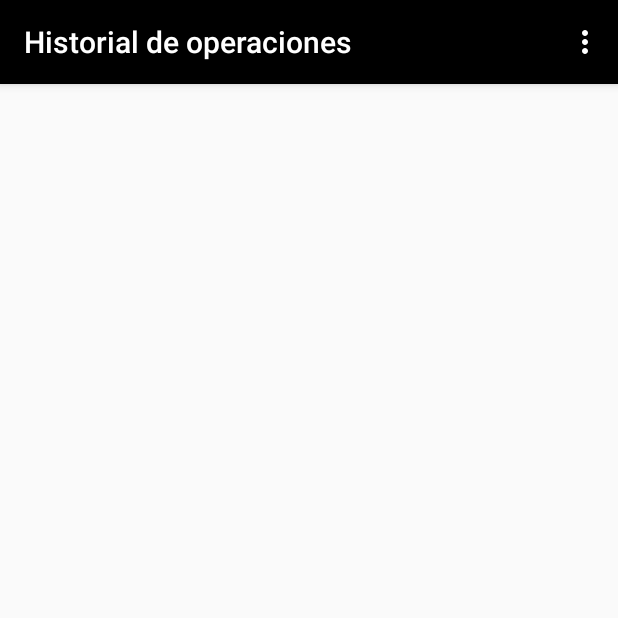
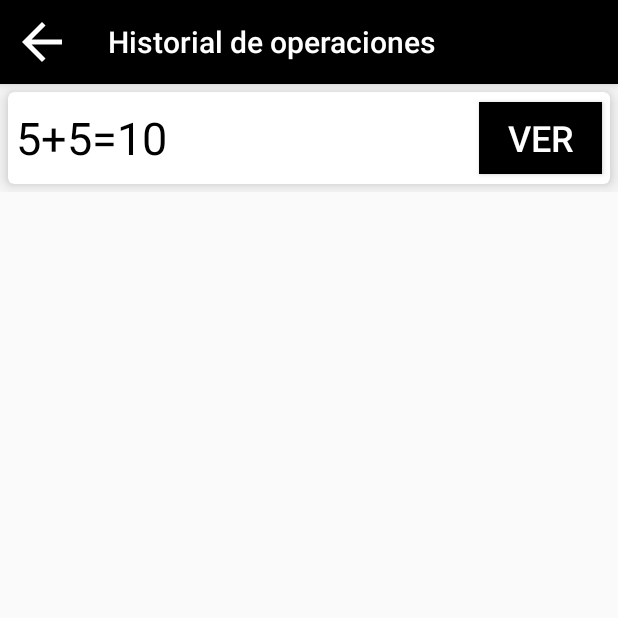
Before and after one commit to LeandroLescano/Calculadora-auditiva-app, an Android app: the screen it shows after launch (HistorialOperaciones), in the options menu, after a tap on "Historial de operaciones", on a phone screen of 412 x 824 dp, the top half of it. Run offline under Robolectric (Android 15) with nearby library versions, the phone set to English and light mode, and no system bars.

Commit message:
Flecha hacia atras y menu sin mostrar en historial, agregado el adapter del historial de operaciones

```diff
--- a/app/build.gradle
+++ b/app/build.gradle
@@ -26,9 +26,11 @@ dependencies {
     implementation fileTree(dir: "libs", include: ["*.jar"])
     implementation 'androidx.appcompat:appcompat:1.2.0'
     implementation 'com.google.android.material:material:1.2.1'
+    implementation 'androidx.lifecycle:lifecycle-extensions:2.2.0'
     implementation 'androidx.constraintlayout:constraintlayout:2.0.1'
     implementation 'androidx.navigation:navigation-fragment:2.3.0'
     implementation 'androidx.navigation:navigation-ui:2.3.0'
+    implementation 'com.android.support:cardview-v7:28.0.0'
     implementation 'androidx.gridlayout:gridlayout:1.0.0'
     testImplementation 'junit:junit:4.12'
     androidTestImplementation 'androidx.test.ext:junit:1.1.2'
--- a/app/src/main/java/utn/frgp/tusi/tpintegrador_grupo7/CalculadoraBasica.java
+++ b/app/src/main/java/utn/frgp/tusi/tpintegrador_grupo7/CalculadoraBasica.java
@@ -112,6 +112,14 @@ public class CalculadoraBasica extends AppCompatActivity {
     }
 
     @Override
+    public boolean onPrepareOptionsMenu(Menu menu){
+        MenuItem item= menu.findItem(R.id.action_basica);
+        item.setVisible(false);
+        super.onPrepareOptionsMenu(menu);
+        return true;
+    }
+
+    @Override
     public boolean onOptionsItemSelected(MenuItem item) {
         // Handle action bar item clicks here. The action bar will
         // automatically handle clicks on the Home/Up button, so long
--- a/app/src/main/java/utn/frgp/tusi/tpintegrador_grupo7/CalculadoraCientifica.java
+++ b/app/src/main/java/utn/frgp/tusi/tpintegrador_grupo7/CalculadoraCientifica.java
@@ -127,6 +127,14 @@ public class CalculadoraCientifica extends AppCompatActivity {
 
     }
 
+    @Override
+    public boolean onPrepareOptionsMenu(Menu menu){
+        MenuItem item= menu.findItem(R.id.action_cientifica);
+        item.setVisible(false);
+        super.onPrepareOptionsMenu(menu);
+        return true;
+    }
+
 
     @Override
     public boolean onCreateOptionsMenu(Menu menu) {
--- a/app/src/main/java/utn/frgp/tusi/tpintegrador_grupo7/HistorialOperaciones.java
+++ b/app/src/main/java/utn/frgp/tusi/tpintegrador_grupo7/HistorialOperaciones.java
@@ -4,23 +4,52 @@ import android.content.Intent;
 import android.os.Bundle;
 import android.view.Menu;
 import android.view.MenuItem;
+import android.view.View;
+import android.widget.GridView;
+import android.widget.Toast;
+
+import java.util.ArrayList;
 
 import androidx.appcompat.app.AppCompatActivity;
 import androidx.appcompat.widget.Toolbar;
+import utn.frgp.tusi.tpintegrador_grupo7.adapter.OperacionAdapter;
+import utn.frgp.tusi.tpintegrador_grupo7.dominio.Operacion;
 
 public class HistorialOperaciones extends AppCompatActivity {
+
+    private ArrayList<Operacion> operaciones;
+    private OperacionAdapter adapter;
+    private GridView grid;
 
     @Override
     protected void onCreate(Bundle savedInstanceState) {
         super.onCreate(savedInstanceState);
         setContentView(R.layout.activity_historial);
+        operaciones = new ArrayList<Operacion>();
+        operaciones.add(new Operacion(1, "5+5=10"));
+        adapter = new OperacionAdapter(this, operaciones);
+        grid = (GridView) findViewById(R.id.gv_operaciones);
+        grid.setAdapter(adapter);
+
+        Toolbar toolbar = findViewById(R.id.toolbar);
+        setSupportActionBar(toolbar);
+        toolbar.setNavigationIcon(R.drawable.ic_flecha_izq_menu);
+        invalidateOptionsMenu();
+        toolbar.setNavigationOnClickListener(new View.OnClickListener(){
+            @Override
+            public void onClick(View view){
+                finish();
+            }
+        });
     }
+
+
 
     @Override
     public boolean onCreateOptionsMenu(Menu menu) {
         // Inflate the menu; this adds items to the action bar if it is present.
-        getMenuInflater().inflate(R.menu.menu_main, menu);
-        return true;
+        //getMenuInflater().inflate(R.menu.menu_main, menu);
+        return false;
     }
 
     @Override
@@ -48,6 +77,7 @@ public class HistorialOperaciones extends AppCompatActivity {
             return true;
         }
 
+        finish();
         return super.onOptionsItemSelected(item);
     }
 }
--- /dev/null
+++ b/app/src/main/java/utn/frgp/tusi/tpintegrador_grupo7/adapter/OperacionAdapter.java
@@ -0,0 +1,54 @@
+package utn.frgp.tusi.tpintegrador_grupo7.adapter;
+
+import android.content.Context;
+import android.view.LayoutInflater;
+import android.view.View;
+import android.view.ViewGroup;
+import android.widget.BaseAdapter;
+import android.widget.TextView;
+
+import java.util.ArrayList;
+
+import utn.frgp.tusi.tpintegrador_grupo7.R;
+import utn.frgp.tusi.tpintegrador_grupo7.dominio.Operacion;
+
+
+public class OperacionAdapter extends BaseAdapter {
+
+    private ArrayList<Operacion> operaciones;
+    private Context context;
+
+    public OperacionAdapter(Context context, ArrayList<Operacion> operaciones){
+        this.context = context;
+        this.operaciones = operaciones;
+    }
+
+    @Override
+    public int getCount() {
+        return operaciones.size();
+    }
+
+    @Override
+    public Operacion getItem(int i) {
+        return operaciones.get(i);
+    }
+
+    @Override
+    public long getItemId(int i) {
+        return i;
+    }
+
+    @Override
+    public View getView(int position, View convertView, ViewGroup parent) {
+        LayoutInflater inflater = LayoutInflater.from(parent.getContext());
+        View view = convertView;
+        if(convertView == null){
+            view = inflater.inflate(R.layout.card_template, null);
+        }
+
+        TextView operacion = (TextView) view.findViewById(R.id.txt_operacion);
+        operacion.setText(getItem(position).getOperacion());
+
+        return view;
+    }
+}
--- /dev/null
+++ b/app/src/main/java/utn/frgp/tusi/tpintegrador_grupo7/dominio/Operacion.java
@@ -0,0 +1,30 @@
+package utn.frgp.tusi.tpintegrador_grupo7.dominio;
+
+public class Operacion {
+
+    private Integer id;
+    private String operacion;
+
+    public Operacion(){}
+
+    public Operacion(Integer id, String operacion) {
+        this.id = id;
+        this.operacion = operacion;
+    }
+
+    public Integer getId() {
+        return id;
+    }
+
+    public void setId(Integer id) {
+        this.id = id;
+    }
+
+    public String getOperacion() {
+        return operacion;
+    }
+
+    public void setOperacion(String operacion) {
+        this.operacion = operacion;
+    }
+}
--- /dev/null
+++ b/app/src/main/res/drawable/ic_flecha_izq_menu.xml
@@ -0,0 +1,5 @@
+<vector android:height="40dp" android:tint="#FFF"
+    android:viewportHeight="24" android:viewportWidth="24"
+    android:width="40dp" xmlns:android="http://schemas.android.com/apk/res/android">
+    <path android:fillColor="@android:color/white" android:pathData="M20,11H7.83l5.59,-5.59L12,4l-8,8 8,8 1.41,-1.41L7.83,13H20v-2z"/>
+</vector>
--- a/app/src/main/res/layout/activity_historial.xml
+++ b/app/src/main/res/layout/activity_historial.xml
@@ -3,11 +3,27 @@
     xmlns:app="http://schemas.android.com/apk/res-auto"
     xmlns:tools="http://schemas.android.com/tools"
     android:layout_width="match_parent"
-    android:layout_height="match_parent">
+    android:layout_height="match_parent"
+    tools:context=".HistorialOperaciones">
+
+    <com.google.android.material.appbar.AppBarLayout
+        android:layout_width="match_parent"
+        android:layout_height="wrap_content"
+        android:theme="@style/AppTheme.AppBarOverlay">
+
+        <androidx.appcompat.widget.Toolbar
+            android:id="@+id/toolbar"
+            android:layout_width="match_parent"
+            android:layout_height="?attr/actionBarSize"
+            android:background="?attr/colorPrimary"
+            app:popupTheme="@style/AppTheme.PopupOverlay" />
+
+    </com.google.android.material.appbar.AppBarLayout>
 
     <RelativeLayout
         android:layout_width="match_parent"
-        android:layout_height="match_parent">
+        android:layout_height="match_parent"
+        android:layout_marginTop="56dp">
 
         <GridView
             android:id="@+id/gv_operaciones"
@@ -18,6 +34,7 @@
             android:numColumns="1"
             android:stretchMode="columnWidth"
             android:verticalSpacing="5dp">
+
         </GridView>
 
     </RelativeLayout>
--- a/app/src/main/res/layout/card_template.xml
+++ b/app/src/main/res/layout/card_template.xml
@@ -16,7 +16,8 @@
         app:layout_constraintBottom_toBottomOf="parent"
         app:layout_constraintEnd_toEndOf="parent"
         app:layout_constraintStart_toStartOf="parent"
-        app:layout_constraintTop_toTopOf="parent">
+        app:layout_constraintTop_toTopOf="parent"
+        android:theme="@style/Theme.MaterialComponents.Light">
 
 
         <LinearLayout
@@ -30,18 +31,22 @@
                 android:id="@+id/txt_operacion"
                 android:layout_width="314dp"
                 android:layout_height="wrap_content"
-                android:gravity="center"
-                android:textSize="18sp" />
+                android:paddingStart="5dp"
+                android:paddingEnd="5dp"
+                android:textColor="#000000"
+                android:textSize="30sp" />
 
             <Button
                 android:id="@+id/btn_Ver"
                 android:layout_width="0dp"
-                android:layout_height="24dp"
+                android:layout_height="wrap_content"
+                android:layout_marginEnd="5dp"
                 android:layout_weight="1"
                 android:background="#000000"
                 android:text="@string/ver"
                 android:textAlignment="gravity"
-                android:textColor="#FFFFFF" />
+                android:textColor="#FFFFFF"
+                android:textSize="24sp" />
 
         </LinearLayout>
     </com.google.android.material.card.MaterialCardView>
--- a/app/src/main/res/menu/menu_main.xml
+++ b/app/src/main/res/menu/menu_main.xml
@@ -6,8 +6,7 @@
         android:id="@+id/action_basica"
         android:orderInCategory="100"
         android:title="@string/basica"
-        app:showAsAction="never"
-        android:visible="false"/>
+        app:showAsAction="never" />
     <item
         android:id="@+id/action_cientifica"
         android:orderInCategory="100"
--- a/app/src/main/res/values/strings.xml
+++ b/app/src/main/res/values/strings.xml
@@ -48,6 +48,7 @@
     <string name="txtVibracion">Estado de Vibración</string>
     <string name="txtSonido">Estado de Emision de Sonido</string>
     <string name="Guardar">Guardar</string>
+    <string name="ver">VER</string>
 
     <string-array name="Tamano">
         <item>18px</item>
--- a/app/src/main/res/values/styles.xml
+++ b/app/src/main/res/values/styles.xml
@@ -2,6 +2,8 @@
     <!-- Base application theme. -->
     <style name="AppTheme" parent="Theme.AppCompat.Light.DarkActionBar">
         <!-- Customize your theme here. -->
+        <item name="windowActionBar">false</item>
+        <item name="windowNoTitle">true</item>
         <item name="colorPrimary">@color/colorPrimary</item>
         <item name="colorPrimaryDark">@color/colorPrimaryDark</item>
         <item name="colorAccent">@color/colorAccent</item>
```
